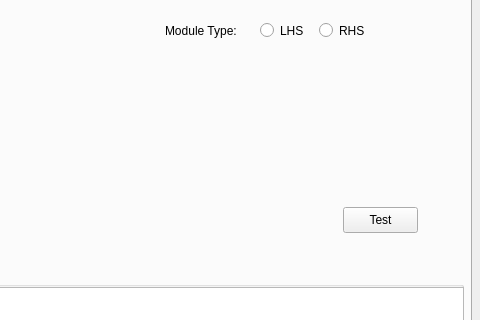
Old version of the form python/src/LpdFemGui/LpdFemGuiMainWindow.ui in the repository stfc-aeg/lpd-detector; both pictures show x 319 to 799 and y 128 to 448 of the 799 by 792 pixel window.
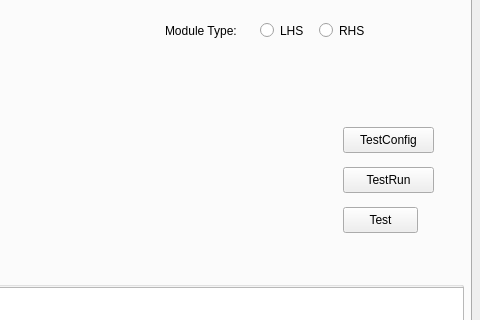
New version of the form.

The edit to the form file:
```diff
--- a/python/src/LpdFemGui/LpdFemGuiMainWindow.ui
+++ b/python/src/LpdFemGui/LpdFemGuiMainWindow.ui
@@ -4600,6 +4600,56 @@
        <string>moduleTypeButtonGroup</string>
       </attribute>
      </widget>
+     <widget class="QPushButton" name="testRunBtn">
+      <property name="geometry">
+       <rect>
+        <x>650</x>
+        <y>190</y>
+        <width>91</width>
+        <height>26</height>
+       </rect>
+      </property>
+      <property name="sizePolicy">
+       <sizepolicy hsizetype="Fixed" vsizetype="Fixed">
+        <horstretch>0</horstretch>
+        <verstretch>0</verstretch>
+       </sizepolicy>
+      </property>
+      <property name="minimumSize">
+       <size>
+        <width>40</width>
+        <height>0</height>
+       </size>
+      </property>
+      <property name="text">
+       <string>TestRun</string>
+      </property>
+     </widget>
+     <widget class="QPushButton" name="testConfigBtn">
+      <property name="geometry">
+       <rect>
+        <x>650</x>
+        <y>150</y>
+        <width>91</width>
+        <height>26</height>
+       </rect>
+      </property>
+      <property name="sizePolicy">
+       <sizepolicy hsizetype="Fixed" vsizetype="Fixed">
+        <horstretch>0</horstretch>
+        <verstretch>0</verstretch>
+       </sizepolicy>
+      </property>
+      <property name="minimumSize">
+       <size>
+        <width>40</width>
+        <height>0</height>
+       </size>
+      </property>
+      <property name="text">
+       <string>TestConfig</string>
+      </property>
+     </widget>
     </widget>
    </widget>
    <widget class="QWidget" name="horizontalLayoutWidget_2">
```
Left out of the diff: 2 changed lines with no effect on the pictures.
